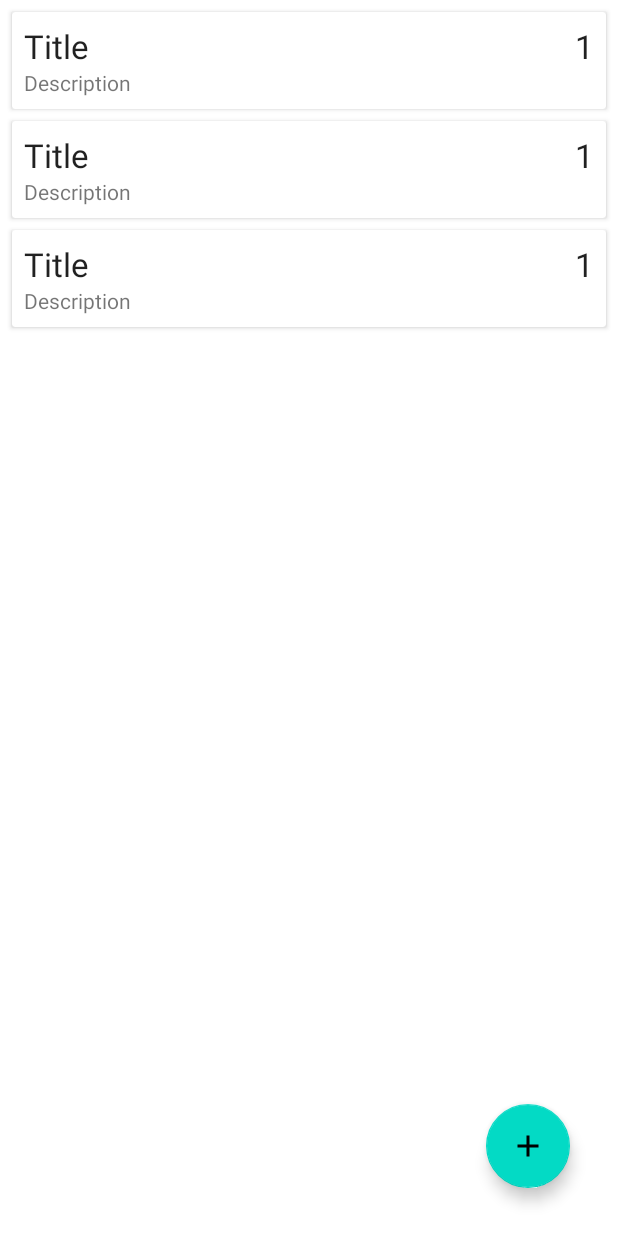
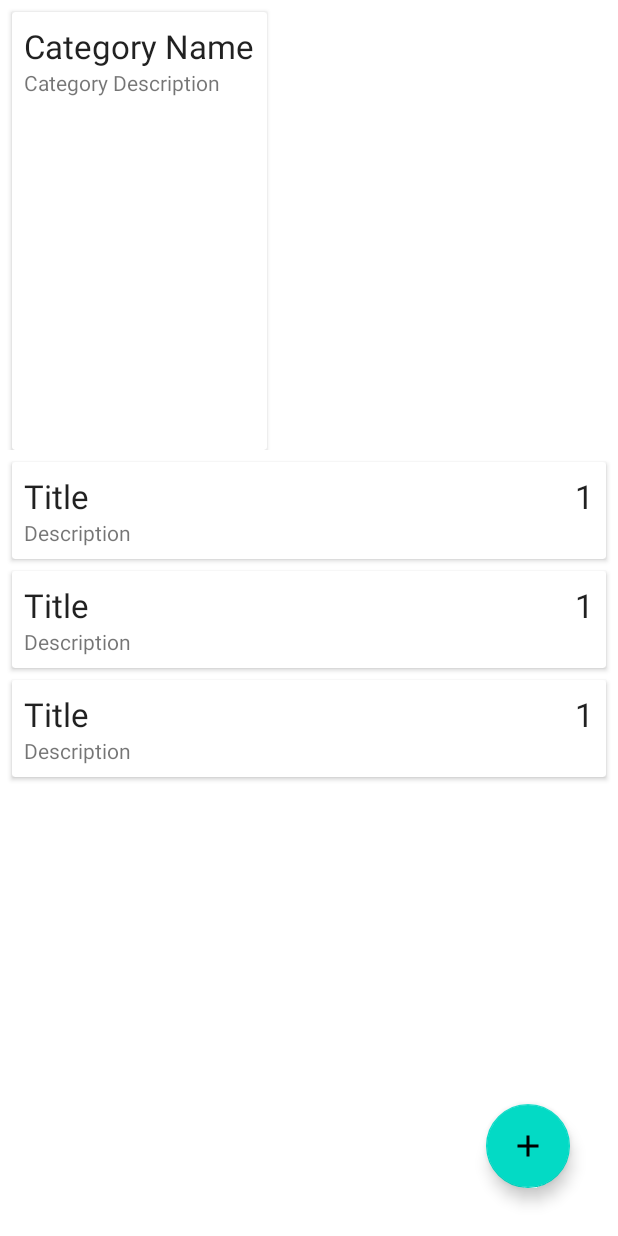
Before and after one commit to Raju979/TodoApp, an Android app: the layout activity_main.xml on its own in the app's theme, with its tools: preview values and no code run, on a phone screen of 412 x 824 dp. Run offline under Robolectric (Android 15) with nearby library versions, the phone set to English and light mode, and no system bars.

Commit message:
added category

```diff
--- a/app/src/main/java/com/rajuthapa/todoapp/MainActivity.java
+++ b/app/src/main/java/com/rajuthapa/todoapp/MainActivity.java
@@ -53,7 +53,7 @@
             }
         });
 
-        RecyclerView recyclerView = findViewById(R.id.recycler_view);
+        RecyclerView recyclerView = findViewById(R.id.recycler_view_task);
         recyclerView.setLayoutManager(new LinearLayoutManager(this));
         recyclerView.setHasFixedSize(true);
         final TaskAdapter adapter = new TaskAdapter();
--- a/app/src/main/res/layout/activity_add_task.xml
+++ b/app/src/main/res/layout/activity_add_task.xml
@@ -1,6 +1,5 @@
 <?xml version="1.0" encoding="utf-8"?>
 <LinearLayout xmlns:android="http://schemas.android.com/apk/res/android"
-    xmlns:app="http://schemas.android.com/apk/res-auto"
     xmlns:tools="http://schemas.android.com/tools"
     android:layout_width="match_parent"
     android:layout_height="match_parent"
@@ -9,28 +8,27 @@
     tools:context=".ui.task.AddEditTaskActivity">
 
     <EditText
-    android:id="@+id/edit_text_title"
-    android:layout_width="match_parent"
-    android:layout_height="wrap_content"
-    android:hint="Title"
-    android:inputType="text"
-    />
+        android:id="@+id/edit_text_title"
+        android:layout_width="match_parent"
+        android:layout_height="wrap_content"
+        android:hint="@string/title"
+        android:inputType="text"
+        android:autofillHints="@string/title" />
     <EditText
         android:id="@+id/edit_text_description"
         android:layout_width="match_parent"
         android:layout_height="wrap_content"
-        android:hint="Description"
+        android:hint="@string/description"
         android:inputType="textMultiLine"
-        />
+        android:autofillHints="@string/description" />
     <TextView
         android:layout_width="wrap_content"
         android:layout_height="wrap_content"
-        android:text="Add Priority"
+        android:text="@string/add_priority"
         />
     <NumberPicker
         android:id="@+id/number_picker_priority"
         android:layout_width="wrap_content"
         android:layout_height="wrap_content"
-
         />
 </LinearLayout>
--- a/app/src/main/res/layout/activity_main.xml
+++ b/app/src/main/res/layout/activity_main.xml
@@ -1,27 +1,41 @@
 <?xml version="1.0" encoding="utf-8"?>
-<androidx.coordinatorlayout.widget.CoordinatorLayout xmlns:android="http://schemas.android.com/apk/res/android"
+<androidx.constraintlayout.widget.ConstraintLayout xmlns:android="http://schemas.android.com/apk/res/android"
     xmlns:app="http://schemas.android.com/apk/res-auto"
     xmlns:tools="http://schemas.android.com/tools"
     android:layout_width="match_parent"
     android:layout_height="match_parent"
     tools:context=".MainActivity">
 
-    <androidx.recyclerview.widget.RecyclerView
-        android:id="@+id/recycler_view"
-        android:layout_width="match_parent"
-        android:layout_height="match_parent"
-        tools:listitem="@layout/task_item"
-        >
-
-    </androidx.recyclerview.widget.RecyclerView>
     <com.google.android.material.floatingactionbutton.FloatingActionButton
         android:id="@+id/button_add_task"
         android:layout_width="wrap_content"
         android:layout_height="wrap_content"
-        android:src="@drawable/ic_baseline_add_24"
         android:layout_gravity="bottom|end"
         android:layout_margin="32dp"
-        />
+        android:src="@drawable/ic_baseline_add_24"
+        app:layout_constraintBottom_toBottomOf="@+id/fragment_container"
+        app:layout_constraintEnd_toEndOf="@+id/recycler_view_task"
+        android:contentDescription="@string/add_task" />
+
+    <androidx.recyclerview.widget.RecyclerView
+        android:id="@+id/recycler_view_category"
+        android:layout_width="match_parent"
+        android:layout_height="300dp"
+        app:layout_constraintStart_toStartOf="parent"
+        app:layout_constraintTop_toTopOf="parent"
+        tools:listitem="@layout/category_item">
+
+    </androidx.recyclerview.widget.RecyclerView>
+
+    <androidx.recyclerview.widget.RecyclerView
+        android:id="@+id/recycler_view_task"
+        android:layout_width="match_parent"
+        android:layout_height="300dp"
+        app:layout_constraintStart_toStartOf="parent"
+        app:layout_constraintTop_toBottomOf="@+id/recycler_view_category"
+        tools:listitem="@layout/task_item">
+
+    </androidx.recyclerview.widget.RecyclerView>
 
     <FrameLayout
         android:id="@+id/fragment_container"
@@ -31,6 +45,8 @@
         app:layout_constraintRight_toRightOf="parent"
         app:layout_constraintTop_toTopOf="parent"
         tools:ignore="MergeRootFrame"
-        tools:layout="@layout/fragment_add_update" />
+        tools:layout="@layout/fragment_add_update" >
 
-</androidx.coordinatorlayout.widget.CoordinatorLayout>
+    </FrameLayout>
+
+</androidx.constraintlayout.widget.ConstraintLayout>
--- /dev/null
+++ b/app/src/main/res/layout/category_item.xml
@@ -0,0 +1,32 @@
+<?xml version="1.0" encoding="utf-8"?>
+<androidx.cardview.widget.CardView xmlns:android="http://schemas.android.com/apk/res/android"
+    android:layout_width="wrap_content"
+    android:layout_height="match_parent"
+    android:layout_marginStart="8dp"
+    android:layout_marginTop="8dp"
+    android:layout_marginEnd="8dp">
+
+    <RelativeLayout
+        android:layout_width="wrap_content"
+        android:layout_height="wrap_content"
+        android:padding="8dp">
+
+        <TextView
+            android:id="@+id/text_view_cat_name"
+            android:layout_width="wrap_content"
+            android:layout_height="wrap_content"
+            android:layout_alignParentStart="true"
+            android:layout_alignParentLeft="true"
+            android:ellipsize="end"
+            android:text="@string/category_name"
+            android:textAppearance="@style/TextAppearance.AppCompat.Large" />
+
+        <TextView
+            android:id="@+id/text_view_cat_description"
+            android:layout_width="wrap_content"
+            android:layout_height="wrap_content"
+            android:layout_below="@id/text_view_cat_name"
+            android:text="@string/category_description" />
+    </RelativeLayout>
+
+</androidx.cardview.widget.CardView>
--- a/app/src/main/res/layout/fragment_add_update.xml
+++ b/app/src/main/res/layout/fragment_add_update.xml
@@ -13,14 +13,14 @@
         android:layout_height="wrap_content"
         android:hint="@string/title"
         android:inputType="text"
-        />
+        android:autofillHints="@string/title" />
     <EditText
         android:id="@+id/edit_text_description"
         android:layout_width="match_parent"
         android:layout_height="wrap_content"
         android:hint="@string/description"
         android:inputType="textMultiLine"
-        />
+        android:autofillHints="@string/description" />
     <TextView
         android:layout_width="wrap_content"
         android:layout_height="wrap_content"
--- a/app/src/main/res/layout/task_item.xml
+++ b/app/src/main/res/layout/task_item.xml
@@ -1,6 +1,6 @@
 <?xml version="1.0" encoding="utf-8"?>
 <androidx.cardview.widget.CardView xmlns:android="http://schemas.android.com/apk/res/android"
-    android:layout_width="match_parent"
+    android:layout_width="wrap_content"
     android:layout_height="wrap_content"
     android:layout_marginEnd="8dp"
     android:layout_marginStart="8dp"
@@ -16,14 +16,14 @@
             android:layout_width="wrap_content"
             android:layout_height="wrap_content"
             android:layout_alignParentEnd="true"
-            android:text="1"
+            android:text="@string/_1"
             android:textAppearance="@style/TextAppearance.AppCompat.Large"
             android:layout_alignParentRight="true" />
         <TextView
             android:id="@+id/text_view_title"
             android:layout_width="wrap_content"
             android:layout_height="wrap_content"
-            android:text="Title"
+            android:text="@string/title"
             android:textAppearance="@style/TextAppearance.AppCompat.Large"
             android:layout_toStartOf="@id/text_view_priority"
             android:layout_alignParentStart="true"
@@ -35,7 +35,7 @@
             android:layout_width="wrap_content"
             android:layout_height="wrap_content"
             android:layout_below="@id/text_view_title"
-            android:text="Description"
+            android:text="@string/description"
             />
     </RelativeLayout>
 
--- a/app/src/main/res/menu/add_task_menu.xml
+++ b/app/src/main/res/menu/add_task_menu.xml
@@ -4,6 +4,6 @@
 <item
     android:id="@+id/save_task"
     android:icon="@drawable/ic_baseline_save_24"
-    android:title="Save"
+    android:title="@string/save"
     app:showAsAction="ifRoom" />
 </menu>
--- a/app/src/main/res/menu/main_menu.xml
+++ b/app/src/main/res/menu/main_menu.xml
@@ -1,9 +1,10 @@
 <?xml version="1.0" encoding="utf-8"?>
 <menu xmlns:android="http://schemas.android.com/apk/res/android"
     xmlns:app="http://schemas.android.com/apk/res-auto">
-<item
+    <item android:title="@string/delete_all_categories" />
+    <item
     android:id="@+id/delete_all_tasks"
-    android:title="Delete all tasks"
+    android:title="@string/delete_all_tasks"
     app:showAsAction="collapseActionView"
     />
 </menu>
--- a/app/src/main/res/values/strings.xml
+++ b/app/src/main/res/values/strings.xml
@@ -6,4 +6,11 @@
     <string name="add_priority">Add Priority</string>
     <string name="description">Description</string>
     <string name="title">Title</string>
+    <string name="category_name">Category Name</string>
+    <string name="category_description">Category Description</string>
+    <string name="add_task">Add Task</string>
+    <string name="_1">1</string>
+    <string name="delete_all_categories">Delete all categories</string>
+    <string name="delete_all_tasks">Delete all tasks</string>
+    <string name="save">Save</string>
 </resources>
```
